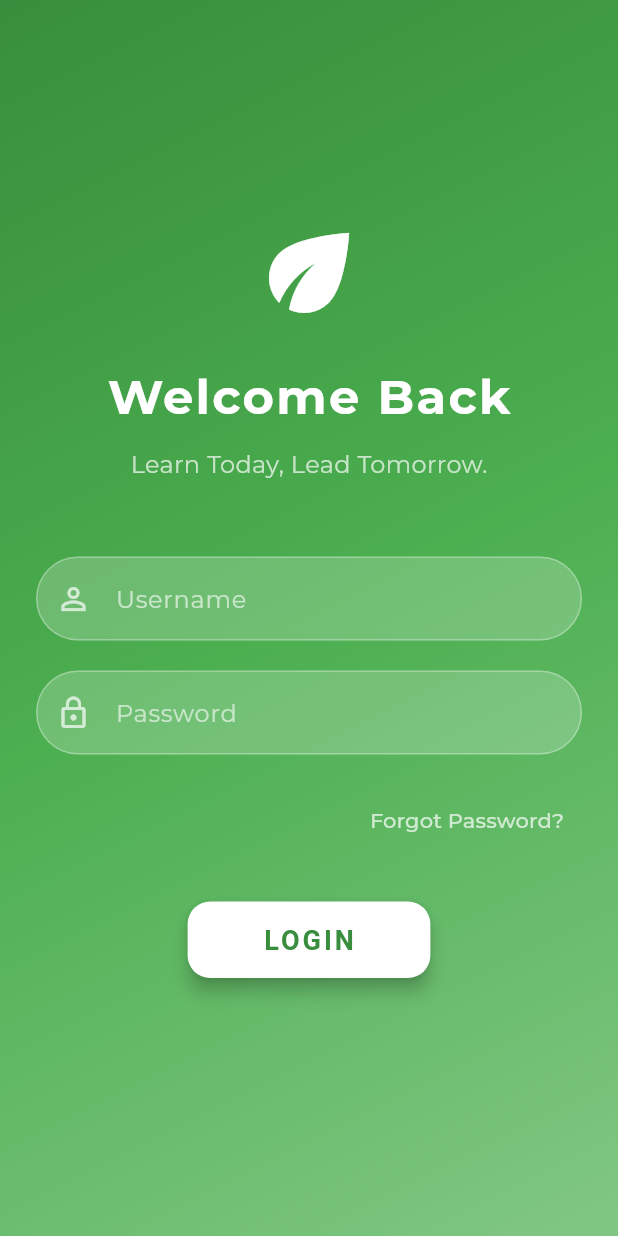
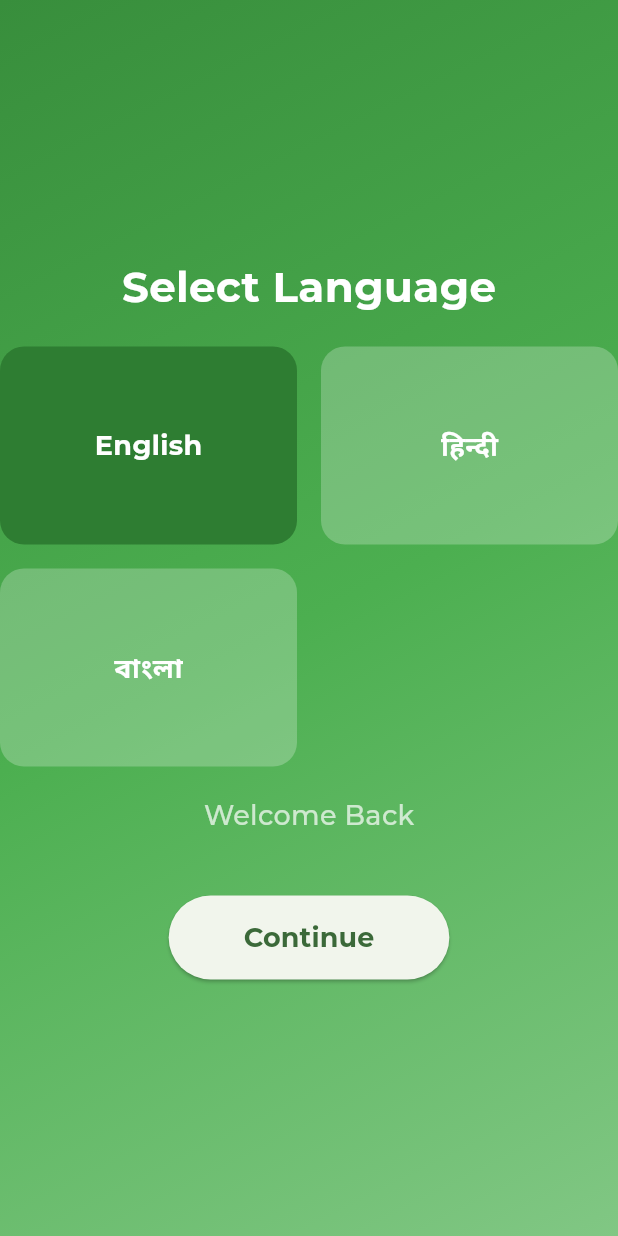
Before and after one commit to bansal-samarth/Adhyayan, a Flutter app: the screen it shows after launch, on a phone screen of 412 x 824 dp. Run offline on Flutter 3.47's test engine with Material 3 defaults, Android fonts, the phone set to English and light mode, and no system bars; our stand-ins replace animated_bottom_navigation_bar, cloud_firestore, firebase_core, google_fonts, permission_handler, share_plus and 2 more; missing offline and left inert: calendar_slider, syncfusion_flutter_pdfviewer, zego_uikit_prebuilt_live_streaming; accounts and stored records are empty; generated files the repository leaves out were written again.

Commit message:
Multilingual Ready

```diff
--- a/lib/main.dart
+++ b/lib/main.dart
@@ -1,9 +1,12 @@
 import 'package:adhyayan/pages/home.dart';
 import 'package:adhyayan/pages/login.dart';
+import 'package:adhyayan/pages/select_lang.dart';
 import 'package:firebase_core/firebase_core.dart';
 import 'package:flutter/material.dart';
+import 'package:flutter_localizations/flutter_localizations.dart';
 import 'package:google_fonts/google_fonts.dart';
 import 'package:shared_preferences/shared_preferences.dart';
+import 'package:flutter_gen/gen_l10n/app_localizations.dart';
 
 void main() async {
   WidgetsFlutterBinding.ensureInitialized();
@@ -11,8 +14,37 @@ void main() async {
   runApp(const MyApp());
 }
 
-class MyApp extends StatelessWidget {
+class MyApp extends StatefulWidget {
   const MyApp({super.key});
+
+  @override
+  _MyAppState createState() => _MyAppState();
+}
+
+class _MyAppState extends State<MyApp> {
+  Locale _locale = const Locale('en');
+
+  @override
+  void initState() {
+    super.initState();
+    _loadLocale();
+  }
+
+  void _loadLocale() async {
+    SharedPreferences prefs = await SharedPreferences.getInstance();
+    String? languageCode = prefs.getString('languageCode') ?? 'en';
+    setState(() {
+      _locale = Locale(languageCode);
+    });
+  }
+
+  void _changeLanguage(String languageCode) async {
+    SharedPreferences prefs = await SharedPreferences.getInstance();
+    await prefs.setString('languageCode', languageCode);
+    setState(() {
+      _locale = Locale(languageCode);
+    });
+  }
 
   @override
   Widget build(BuildContext context) {
@@ -20,16 +52,29 @@ class MyApp extends StatelessWidget {
       debugShowCheckedModeBanner: false,
       theme: ThemeData(
         colorScheme: ColorScheme.fromSeed(seedColor: Colors.green),
-        useMaterial3: true,
         textTheme: GoogleFonts.montserratTextTheme(),
       ),
-      home: const AuthenticationWrapper(),
+      locale: _locale,
+      localizationsDelegates: const [
+        AppLocalizations.delegate,
+        GlobalMaterialLocalizations.delegate,
+        GlobalCupertinoLocalizations.delegate,
+        GlobalWidgetsLocalizations.delegate,
+      ],
+      supportedLocales: const [
+        Locale('en'),
+        Locale('bn'),
+        Locale('hi'),
+      ],
+      home: AuthenticationWrapper(changeLanguage: _changeLanguage),
     );
   }
 }
 
 class AuthenticationWrapper extends StatelessWidget {
-  const AuthenticationWrapper({super.key});
+  final Function(String) changeLanguage;
+
+  const AuthenticationWrapper({super.key, required this.changeLanguage});
 
   @override
   Widget build(BuildContext context) {
@@ -39,9 +84,9 @@ class AuthenticationWrapper extends StatelessWidget {
         if (snapshot.connectionState == ConnectionState.waiting) {
           return const CircularProgressIndicator();
         } else if (snapshot.hasData && snapshot.data == true) {
-          return const HomeScreen(); // User is logged in
+          return HomeScreen(changeLanguage: changeLanguage);
         } else {
-          return const LoginPage(); // User is not logged in
+          return SelectLanguagePage(onLanguageSelected: changeLanguage);
         }
       },
     );
--- a/lib/pages/login.dart
+++ b/lib/pages/login.dart
@@ -10,7 +10,6 @@ class LoginPage extends StatefulWidget {
   const LoginPage({super.key});
 
   @override
-  // ignore: library_private_types_in_public_api
   _LoginPageState createState() => _LoginPageState();
 }
 
@@ -46,7 +45,11 @@ class _LoginPageState extends State<LoginPage> {
             await _saveUserInfoToPreferences(_userInfo!);
             Navigator.pushReplacement(
               context,
-              MaterialPageRoute(builder: (context) => const HomeScreen()),
+              MaterialPageRoute(
+                builder: (context) => HomeScreen(
+                  changeLanguage: _changeLanguage, // Pass changeLanguage
+                ),
+              ),
             );
           } else {
             _showErrorDialog('Failed to fetch user information.');
@@ -103,6 +106,12 @@ class _LoginPageState extends State<LoginPage> {
     await prefs.setString('schoolName', userInfo.schoolName);
     await prefs.setString('class', userInfo.classId);
     await prefs.setString('gender', userInfo.gender);
+  }
+
+  Future<void> _changeLanguage(String languageCode) async {
+    SharedPreferences prefs = await SharedPreferences.getInstance();
+    await prefs.setString('languageCode', languageCode);
+    // Update the app's locale (this should be handled by the main app)
   }
 
   void _showErrorDialog(String message) {
@@ -180,36 +189,32 @@ class _LoginPageState extends State<LoginPage> {
                       onPressed: () {},
                       child: const Text(
                         'Forgot Password?',
-                        style: TextStyle(color: Colors.white70),
+                        style: TextStyle(color: Colors.white),
                       ),
                     ),
                   ),
-                  const SizedBox(height: 30.0),
+                  const SizedBox(height: 40.0),
                   _isLoading
-                      ? const CircularProgressIndicator(color: Colors.white)
+                      ? const CircularProgressIndicator(
+                          valueColor: AlwaysStoppedAnimation(Colors.white),
+                        )
                       : ElevatedButton(
                           onPressed: _login,
                           style: ElevatedButton.styleFrom(
-                            backgroundColor: Colors.white,
-                            foregroundColor: Colors.green[700],
                             padding: const EdgeInsets.symmetric(
-                                horizontal: 50, vertical: 15),
-                            textStyle: const TextStyle(
-                                fontSize: 18, fontWeight: FontWeight.bold),
+                                horizontal: 50.0, vertical: 15.0),
                             shape: RoundedRectangleBorder(
-                              borderRadius: BorderRadius.circular(15),
+                              borderRadius: BorderRadius.circular(30.0),
                             ),
-                            elevation: 5,
                           ),
                           child: const Text(
-                            'LOGIN',
+                            'Login',
                             style: TextStyle(
-                                fontSize: 18,
+                              fontSize: 18.0,
                               fontWeight: FontWeight.bold,
-                                letterSpacing: 2),
                             ),
                           ),
-                  const SizedBox(height: 30.0),
+                        ),
                 ],
               ),
             ),
@@ -220,25 +225,21 @@ class _LoginPageState extends State<LoginPage> {
   }
 
   Widget _buildTextField(
-      TextEditingController controller, IconData icon, String label,
+      TextEditingController controller, IconData icon, String hintText,
       {bool isPassword = false}) {
-    return Container(
-      decoration: BoxDecoration(
-        color: Colors.white.withOpacity(0.2),
-        borderRadius: BorderRadius.circular(30),
-        border: Border.all(color: Colors.white30),
-      ),
-      child: TextField(
+    return TextField(
       controller: controller,
       obscureText: isPassword,
       style: const TextStyle(color: Colors.white),
       decoration: InputDecoration(
         prefixIcon: Icon(icon, color: Colors.white70),
-          border: InputBorder.none,
-          hintText: label,
-          hintStyle: TextStyle(color: Colors.green[100]),
-          contentPadding:
-              const EdgeInsets.symmetric(horizontal: 20, vertical: 15),
+        hintText: hintText,
+        hintStyle: const TextStyle(color: Colors.white70),
+        filled: true,
+        fillColor: Colors.white24,
+        border: OutlineInputBorder(
+          borderRadius: BorderRadius.circular(30.0),
+          borderSide: BorderSide.none,
         ),
       ),
     );
--- a/lib/pages/schedule.dart
+++ b/lib/pages/schedule.dart
@@ -180,7 +180,7 @@ class _SchedulePageState extends State<SchedulePage> {
                   style: TextStyle(color: Colors.green[800])),
               onPressed: () async {
                 final prefs = await SharedPreferences.getInstance();
-                final username = prefs.getString('schoolName');
+                final username = prefs.getString('username');
 
                 // Check if the widget is still mounted
                 if (mounted) {
--- /dev/null
+++ b/lib/pages/select_lang.dart
@@ -0,0 +1,142 @@
+import 'package:adhyayan/pages/login.dart';
+import 'package:flutter/material.dart';
+import 'package:shared_preferences/shared_preferences.dart';
+
+class SelectLanguagePage extends StatefulWidget {
+  final Function(String) onLanguageSelected;
+
+  const SelectLanguagePage({super.key, required this.onLanguageSelected});
+
+  @override
+  _SelectLanguagePageState createState() => _SelectLanguagePageState();
+}
+
+class _SelectLanguagePageState extends State<SelectLanguagePage> {
+  final List<Map<String, String>> _languages = [
+    {'code': 'en', 'label': 'English', 'preview': 'Welcome Back'},
+    {'code': 'hi', 'label': 'हिन्दी', 'preview': 'वापसी पर स्वागत है'},
+    {'code': 'bn', 'label': 'বাংলা', 'preview': 'স্বাগতম'}
+  ];
+
+  String _selectedLanguage = 'en';
+  String _previewText = 'Welcome Back';
+
+  Future<void> _saveLanguagePreference(String languageCode) async {
+    SharedPreferences prefs = await SharedPreferences.getInstance();
+    await prefs.setString('languageCode', languageCode);
+  }
+
+  void _selectLanguage(String code, String preview) {
+    setState(() {
+      _selectedLanguage = code;
+      _previewText = preview;
+    });
+  }
+
+  @override
+  Widget build(BuildContext context) {
+    return Scaffold(
+      body: Container(
+        decoration: BoxDecoration(
+          gradient: LinearGradient(
+            begin: Alignment.topLeft,
+            end: Alignment.bottomRight,
+            colors: [
+              Colors.green[700]!,
+              Colors.green[500]!,
+              Colors.green[300]!,
+            ],
+          ),
+        ),
+        child: SafeArea(
+          child: Column(
+            mainAxisAlignment: MainAxisAlignment.center,
+            children: [
+              const Text(
+                'Select Language',
+                style: TextStyle(
+                  fontSize: 28,
+                  fontWeight: FontWeight.bold,
+                  color: Colors.white,
+                ),
+              ),
+              const SizedBox(height: 20.0),
+              GridView.builder(
+                shrinkWrap: true,
+                gridDelegate: const SliverGridDelegateWithFixedCrossAxisCount(
+                  crossAxisCount: 2,
+                  crossAxisSpacing: 16.0,
+                  mainAxisSpacing: 16.0,
+                  childAspectRatio: 3 / 2,
+                ),
+                itemCount: _languages.length,
+                itemBuilder: (context, index) {
+                  final language = _languages[index];
+                  return GestureDetector(
+                    onTap: () => _selectLanguage(
+                        language['code']!, language['preview']!),
+                    child: Container(
+                      padding: const EdgeInsets.all(16.0),
+                      decoration: BoxDecoration(
+                        color: _selectedLanguage == language['code']
+                            ? Colors.green[800]
+                            : Colors.white24,
+                        borderRadius: BorderRadius.circular(16.0),
+                      ),
+                      child: Center(
+                        child: Text(
+                          language['label']!,
+                          style: const TextStyle(
+                            fontSize: 18.0,
+                            fontWeight: FontWeight.bold,
+                            color: Colors.white,
+                          ),
+                        ),
+                      ),
+                    ),
+                  );
+                },
+              ),
+              const SizedBox(height: 20.0),
+              Text(
+                _previewText,
+                style: const TextStyle(
+                  fontSize: 18,
+                  fontWeight: FontWeight.w500,
+                  color: Colors.white70,
+                ),
+              ),
+              const SizedBox(height: 40.0),
+              ElevatedButton(
+                onPressed: () async {
+                  await _saveLanguagePreference(_selectedLanguage);
+                  widget.onLanguageSelected(_selectedLanguage);
+                  Navigator.pushReplacement(
+                    context,
+                    MaterialPageRoute(
+                      builder: (context) => const LoginPage(),
+                    ),
+                  );
+                },
+                style: ElevatedButton.styleFrom(
+                  padding: const EdgeInsets.symmetric(
+                      horizontal: 50.0, vertical: 15.0),
+                  shape: RoundedRectangleBorder(
+                    borderRadius: BorderRadius.circular(30.0),
+                  ),
+                ),
+                child: const Text(
+                  'Continue',
+                  style: TextStyle(
+                    fontSize: 18.0,
+                    fontWeight: FontWeight.bold,
+                  ),
+                ),
+              ),
+            ],
+          ),
+        ),
+      ),
+    );
+  }
+}
--- a/pubspec.yaml
+++ b/pubspec.yaml
@@ -32,6 +32,8 @@ dependencies:
   shared_preferences: ^2.3.2
   syncfusion_flutter_pdfviewer: ^26.2.11
   youtube_player_flutter: ^8.1.2
+  flutter_localizations:
+    sdk: flutter
 
 
 
@@ -48,6 +50,8 @@ dev_dependencies:
 flutter:
   uses-material-design: true
 
+  generate : true
+
   assets:
     - assets/
     - assets/sub/
```
Also changed, not shown: lib/l10n/app_bn.arb (added, +62 -0 lines), lib/l10n/app_en.arb (added, +74 -0 lines), lib/l10n/app_gu.arb (added, +62 -0 lines), lib/l10n/app_hi.arb (added, +62 -0 lines), lib/l10n/app_pa.arb (added, +62 -0 lines), lib/pages/home.dart (+4 -3 lines), lib/pages/notice.dart (+5 -3 lines), lib/pages/profile.dart (+35 -10 lines), pubspec.lock. Lines whose indentation alone changed are shown as unchanged.
